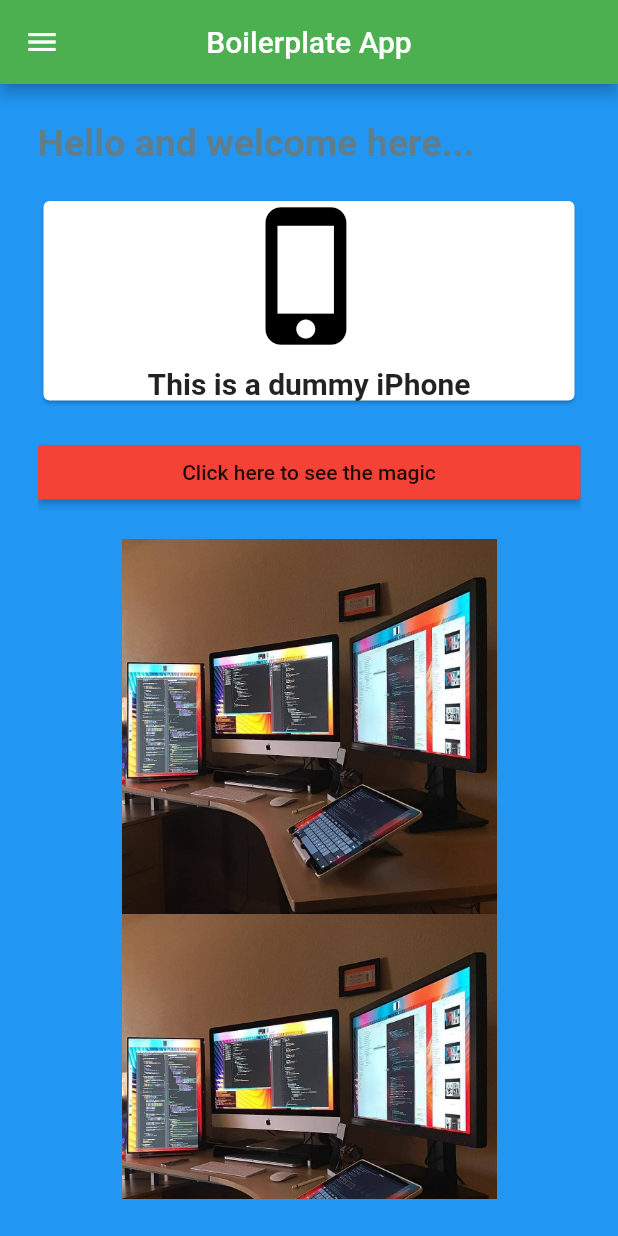
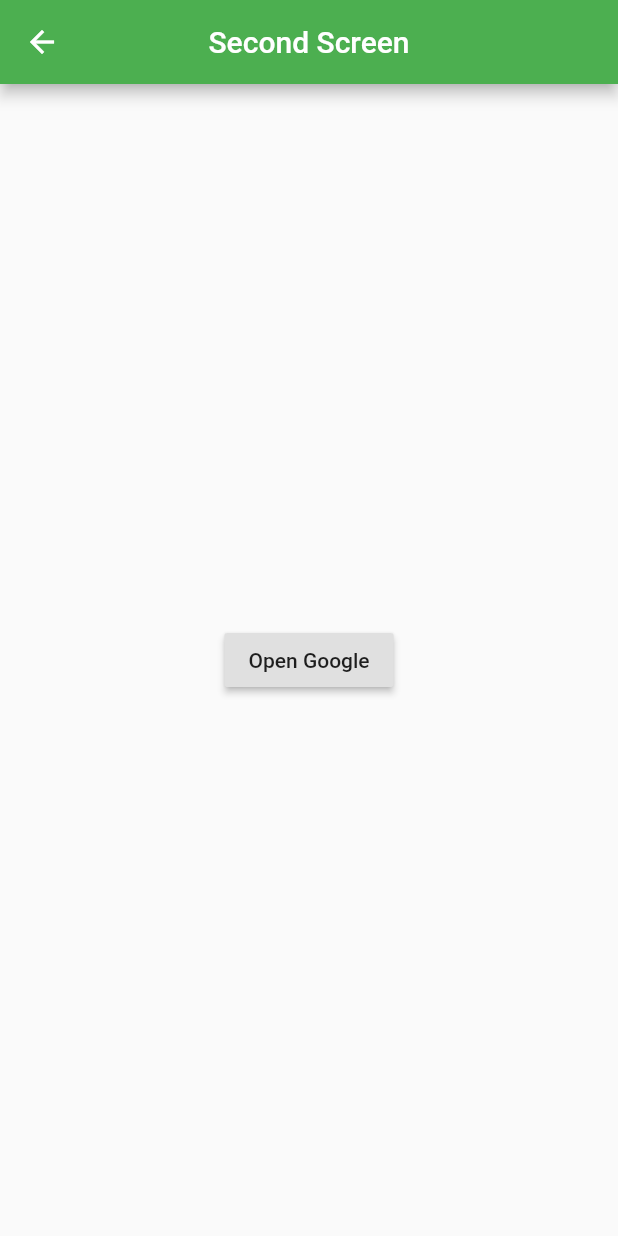
Before and after one commit to ritesh-sharma33/Covid-Coding-Program, a Flutter app: the screen it shows after launch, after a tap on "Click here to see the magic", on a phone screen of 412 x 824 dp. Run offline on Flutter 3.47's test engine with Material 2 defaults, Android fonts, the phone set to English and light mode, and no system bars.

Commit message:
End of day 4

```diff
--- a/boilerplate_1/lib/main.dart
+++ b/boilerplate_1/lib/main.dart
@@ -1,4 +1,6 @@
+import 'package:boilerplate_1/second_screen.dart';
 import 'package:flutter/material.dart';
+import 'replacement.dart';
 
 void main() => runApp(MyApp());
 
@@ -12,6 +14,9 @@ class MyApp extends StatelessWidget {
         primarySwatch: Colors.green,
       ),
       home: MyHomePage(title: 'Boilerplate App'),
+      routes: {
+        '/second': (context) => SecondScreen("Hello")
+      },
     );
   }
 }
@@ -49,6 +54,8 @@ class _MyHomePageState extends State<MyHomePage> {
 
   @override
   Widget build(BuildContext context) {
+    final deviceHeight = MediaQuery.of(context).size.height;
+    final deviceWidth = MediaQuery.of(context).size.width;
     return Scaffold(
       backgroundColor: Colors.blue,
       appBar: AppBar(
@@ -76,7 +83,23 @@ class _MyHomePageState extends State<MyHomePage> {
               color: Colors.red,
               child: Text('Click here to see the magic'),
               onPressed: () {
-                print('Magic button clicked');
+                // Navigator.push(
+                //   context,
+                //   MaterialPageRoute(
+                //     builder: (context) => SecondScreen("Hello there, welcome")
+                //   )
+                // );
+
+                // Navigator.pushNamed(context, '/second');
+
+                // Navigator.pushReplacementNamed(context, '/second');
+
+                Navigator.push(
+                  context,
+                  MaterialPageRoute(
+                    builder: (context) => SecondScreen('Hello')
+                  )
+                );
               },
             ),
             SizedBox(
@@ -84,7 +107,7 @@ class _MyHomePageState extends State<MyHomePage> {
             ),
             Image.asset(
               'assets/images/programming.jpg',
-              height: 250,
+              height: deviceHeight * 0.5,
             ),
             Image.asset(
               'assets/images/programming.jpg',
--- /dev/null
+++ b/boilerplate_1/lib/second_screen.dart
@@ -0,0 +1,36 @@
+import 'package:flutter/material.dart';
+import 'package:url_launcher/url_launcher.dart';
+
+class SecondScreen extends StatelessWidget {
+
+  final String greetingText;
+
+  SecondScreen(this.greetingText);
+
+  @override
+  Widget build(BuildContext context) {
+    return Scaffold(
+      appBar: AppBar(
+        title: Text('Second Screen'),
+        centerTitle: true,
+      ),
+      body: Container(
+        child: Center(
+          child: RaisedButton(
+            child: Text('Open Google'),
+            onPressed: _launchUrl
+          )
+        ),
+      ),
+    );
+  }
+}
+
+_launchUrl() async {
+  final String url = "https://www.google.com";
+  if (await canLaunch(url)) {
+    await launch(url);
+  } else {
+    throw 'Could not launch $url';
+  }
+}
--- a/boilerplate_1/pubspec.yaml
+++ b/boilerplate_1/pubspec.yaml
@@ -23,6 +23,7 @@ dependencies:
   # The following adds the Cupertino Icons font to your application.
   # Use with the CupertinoIcons class for iOS style icons.
   cupertino_icons: ^0.1.2
+  url_launcher: 5.4.2
 
 dev_dependencies:
   flutter_test:
```
Also changed, not shown: boilerplate_1/lib/replacement.dart (added, +15 -0 lines), boilerplate_1/pubspec.lock.
